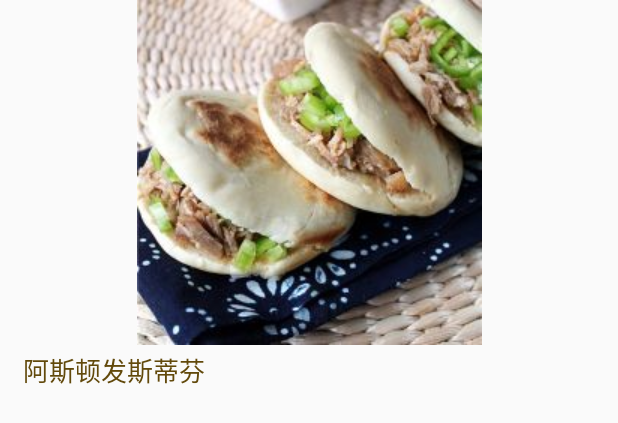
After one commit to Aa136075837/MacCookBookJetpack, an Android app: the layout item_detail_proces.xml on its own in the app's theme, with its tools: preview values and no code run, on a phone screen of 412 x 824 dp. The commit adds this screen. Shown: the top 423 px of the screen. Run offline under Robolectric (Android 15) with nearby library versions, the phone set to English and light mode, and no system bars.

Commit message:
[IMP]1.详情展示

```diff
--- a/app/src/main/AndroidManifest.xml
+++ b/app/src/main/AndroidManifest.xml
@@ -14,7 +14,7 @@
             android:theme="@style/AppTheme">
         <activity android:name=".ui.detail.DetailActivity">
         </activity>
-        <activity android:name=".ui.detail.SearchResultActivity">
+        <activity android:name=".ui.search.SearchResultActivity">
         </activity>
         <activity android:name=".ui.MainActivity">
             <intent-filter>
--- a/app/src/main/java/com/cmft/macjetpackdemo/net/MacCookNetWork.kt
+++ b/app/src/main/java/com/cmft/macjetpackdemo/net/MacCookNetWork.kt
@@ -1,6 +1,7 @@
 package com.cmft.macjetpackdemo.net
 
 import com.cmft.macjetpackdemo.data.model.BaseModel
+import com.cmft.macjetpackdemo.data.model.DetailResult
 import com.cmft.macjetpackdemo.data.model.SearchResult
 import com.cmft.macjetpackdemo.net.api.SearchApi
 import retrofit2.Callback
@@ -11,6 +12,9 @@ class MacCookNetWork private constructor() {
 
     fun searchCookByKeyword(keyword: String, callback: Callback<BaseModel<SearchResult>>) =
         searchApi.searchCook(keyword).enqueue(callback)
+
+    fun getCookDetail(id: String, callback: Callback<BaseModel<DetailResult>>) =
+        searchApi.getDetailById(id).enqueue(callback)
 
     companion object {
         private var netWork: MacCookNetWork? = null
--- a/app/src/main/java/com/cmft/macjetpackdemo/net/ServiceCreator.kt
+++ b/app/src/main/java/com/cmft/macjetpackdemo/net/ServiceCreator.kt
@@ -1,6 +1,6 @@
 package com.cmft.macjetpackdemo.net
 
-import com.orhanobut.logger.Logger
+import android.util.Log
 import okhttp3.OkHttpClient
 import okhttp3.logging.HttpLoggingInterceptor
 import retrofit2.Retrofit
@@ -12,7 +12,7 @@ object ServiceCreator {
 
     private val client = OkHttpClient.Builder()
         .addInterceptor(HttpLoggingInterceptor(HttpLoggingInterceptor.Logger {
-            Logger.d(it)
+            Log.d("MacCookHttp", it)
         }).setLevel(HttpLoggingInterceptor.Level.BODY))
         .build()
 
--- a/app/src/main/java/com/cmft/macjetpackdemo/ui/MainActivity.kt
+++ b/app/src/main/java/com/cmft/macjetpackdemo/ui/MainActivity.kt
@@ -4,7 +4,7 @@ import android.content.Intent
 import android.os.Bundle
 import androidx.appcompat.app.AppCompatActivity
 import com.cmft.macjetpackdemo.R
-import com.cmft.macjetpackdemo.ui.detail.SearchResultActivity
+import com.cmft.macjetpackdemo.ui.search.SearchResultActivity
 import com.cmft.macjetpackdemo.util.setFullScreen
 import com.cmft.macjetpackdemo.util.toast
 import kotlinx.android.synthetic.main.activity_main.*
--- a/app/src/main/java/com/cmft/macjetpackdemo/ui/SearchResultAdapter.kt
+++ b/app/src/main/java/com/cmft/macjetpackdemo/ui/search/SearchResultAdapter.kt
@@ -1,4 +1,4 @@
-package com.cmft.macjetpackdemo.ui
+package com.cmft.macjetpackdemo.ui.search
 
 import android.content.Context
 import android.content.Intent
@@ -40,7 +40,7 @@ class SearchResultAdapter : RecyclerView.Adapter<SearchResultAdapter.SearchResul
 
             holder.itemView.setOnClickListener {
                 val intent = Intent(mContext, DetailActivity::class.java)
-                intent.putExtra(DetailActivity.DETAIL_CLASSID, classid)
+                intent.putExtra(DetailActivity.DETAIL_CLASSID, id)
                 mContext.startActivity(intent)
             }
         }
--- a/app/src/main/res/layout/activity_search_result.xml
+++ b/app/src/main/res/layout/activity_search_result.xml
@@ -5,7 +5,7 @@
         xmlns:app="http://schemas.android.com/apk/res-auto"
         android:layout_width="match_parent"
         android:layout_height="match_parent"
-        tools:context=".ui.detail.SearchResultActivity">
+        tools:context=".ui.search.SearchResultActivity">
 
     <androidx.recyclerview.widget.RecyclerView
             android:id="@+id/mSearchResultRv"
--- /dev/null
+++ b/app/src/main/res/layout/item_detail_proces.xml
@@ -0,0 +1,28 @@
+<?xml version="1.0" encoding="utf-8"?>
+<LinearLayout xmlns:android="http://schemas.android.com/apk/res/android"
+              xmlns:tools="http://schemas.android.com/tools"
+              android:orientation="vertical"
+              android:layout_width="match_parent"
+              android:layout_height="match_parent">
+
+    <ImageView
+            android:id="@+id/mItemDetailIv"
+            android:layout_width="match_parent"
+            android:scaleType="centerInside"
+            android:layout_height="wrap_content"
+            android:minHeight="150dp"
+            tools:src="@drawable/test"/>
+
+    <TextView
+            android:id="@+id/mItemDetailTv"
+            android:layout_width="match_parent"
+            android:layout_height="wrap_content"
+            android:paddingTop="3dp"
+            android:paddingBottom="3dp"
+            android:paddingLeft="15dp"
+            android:paddingRight="15dp"
+            android:textColor="@color/mainTextColor"
+            android:textSize="17sp"
+            tools:text="阿斯顿发斯蒂芬"/>
+
+</LinearLayout>
--- a/app/src/main/res/values/colors.xml
+++ b/app/src/main/res/values/colors.xml
@@ -3,4 +3,6 @@
     <color name="colorPrimary">#008577</color>
     <color name="colorPrimaryDark">#00574B</color>
     <color name="colorAccent">#D81B60</color>
+
+    <color name="mainTextColor">#62490B</color>
 </resources>
--- a/app/src/main/res/values/strings.xml
+++ b/app/src/main/res/values/strings.xml
@@ -1,3 +1,5 @@
 <resources>
     <string name="app_name">MacJetpackDemo</string>
+    <string name="material">用料</string>
+    <string name="method">做法</string>
 </resources>
```
Also changed, not shown: app/src/main/java/com/cmft/macjetpackdemo/data/DetailRepository.kt (added, +48 -0 lines), app/src/main/java/com/cmft/macjetpackdemo/data/model/DetailResult.kt (added, +21 -0 lines), app/src/main/java/com/cmft/macjetpackdemo/ui/detail/DetailActivity.kt (+35 -4 lines), app/src/main/java/com/cmft/macjetpackdemo/ui/detail/DetailAdapter.kt (added, +48 -0 lines), app/src/main/java/com/cmft/macjetpackdemo/ui/detail/DetailModel.kt (+3 -5 lines), app/src/main/java/com/cmft/macjetpackdemo/ui/detail/DetailModelFactory.kt (+3 -4 lines), app/src/main/java/com/cmft/macjetpackdemo/ui/search/SearchModel.kt (added, +10 -0 lines), app/src/main/java/com/cmft/macjetpackdemo/ui/search/SearchModelFactory.kt (added, +13 -0 lines), app/src/main/java/com/cmft/macjetpackdemo/ui/search/SearchResultActivity.kt (renamed from app/src/main/java/com/cmft/macjetpackdemo/ui/detail/SearchResultActivity.kt, +4 -5 lines), app/src/main/java/com/cmft/macjetpackdemo/util/InjectUtil.kt (+7 -1 lines), app/src/main/res/layout/activity_detail.xml (+74 -5 lines).
